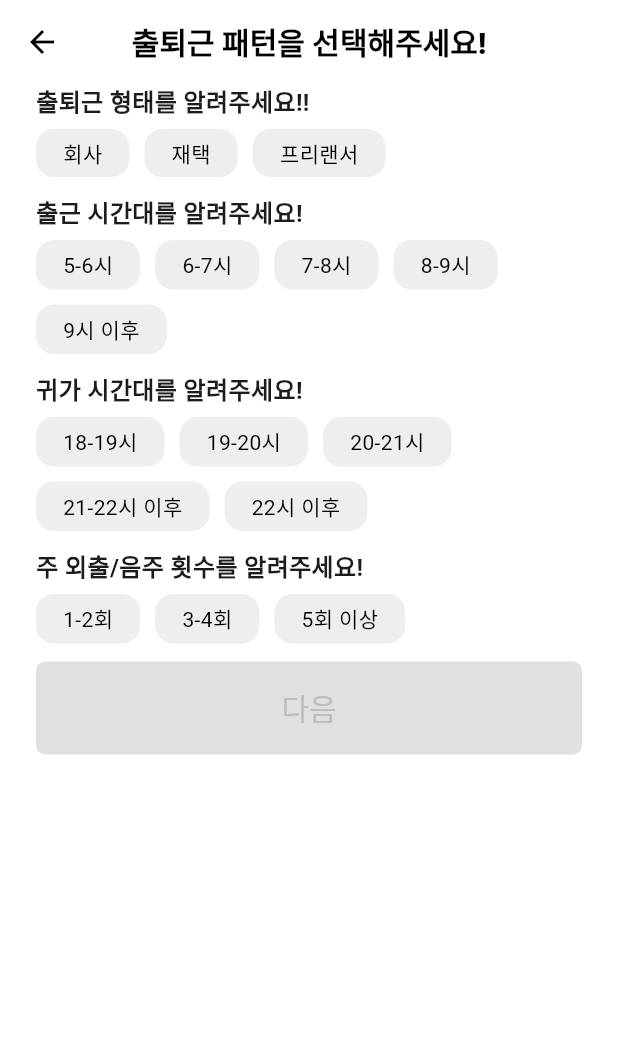
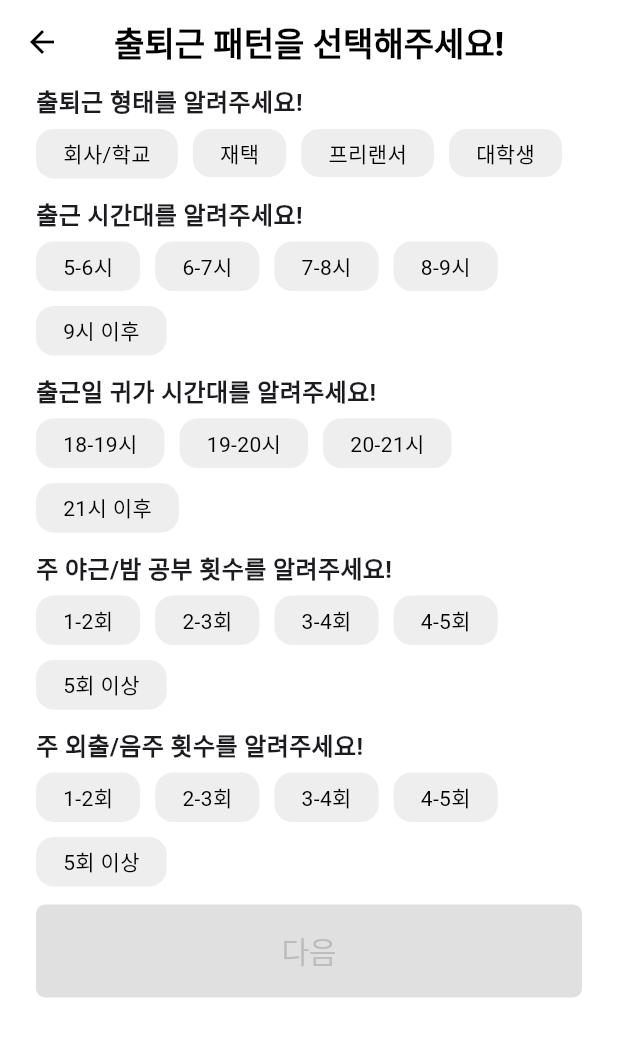
Before and after one commit to Aloha-RoomMate/RoomMate, a Flutter app: the WorkPatternScreen screen opened directly, on a phone screen of 412 x 824 dp. Shown: the top 1037 px of the screen. Run offline on Flutter 3.47's test engine with Material 3 defaults, Android fonts, the light colour scheme and no system bars.

Commit message:
출퇴근 패턴 수정_첫 리스트 이차원배열로 변경

```diff
--- a/lib/features/category/work_pattern_screen.dart
+++ b/lib/features/category/work_pattern_screen.dart
@@ -1,6 +1,7 @@
 import 'package:flutter/material.dart';
 import 'package:roommate/constants/gaps.dart';
 import 'package:roommate/constants/sizes.dart';
+import 'package:roommate/features/category/dining_habit_screen.dart';
 import 'package:roommate/features/category/widgets/category_button.dart';
 import 'package:roommate/features/category/widgets/form_button.dart';
 import 'package:roommate/features/category/work_pattern_screen.dart';
@@ -13,16 +14,24 @@ class WorkPatternScreen extends StatefulWidget {
 }
 
 class _WorkPatternScreenState extends State<WorkPatternScreen> {
-  List<bool> answeredQuestion = List.filled(4, false);
+  List<List<bool>> _selectionStates = [
+    List.filled(4, false),
+    List.filled(5, false),
+    List.filled(4, false),
+    List.filled(5, false),
+    List.filled(5, false),
+  ];
 
-  void _onChipTap(int index) {
-    answeredQuestion[index] = !answeredQuestion[index];
-    setState(() {});
+  void _onChipTap(int groupIndex, int buttonIndex) {
+    setState(() {
+      _selectionStates[groupIndex][buttonIndex] =
+          !_selectionStates[groupIndex][buttonIndex];
+    });
   }
 
   bool _checkNextButtonAvailable() {
-    for (int i = 0; i < answeredQuestion.length; i++) {
-      if (answeredQuestion[i] == false) {
+    for (final groupState in _selectionStates) {
+      if (!groupState.contains(true)) {
         return false;
       }
     }
@@ -35,7 +44,7 @@ class _WorkPatternScreenState extends State<WorkPatternScreen> {
         context,
       ).push(
         MaterialPageRoute(
-          builder: (context) => WorkPatternScreen(),
+          builder: (context) => DiningHabitScreen(),
         ),
       );
     }
@@ -48,7 +57,7 @@ class _WorkPatternScreenState extends State<WorkPatternScreen> {
         title: Text(
           '출퇴근 패턴을 선택해주세요!',
           style: TextStyle(
-            fontSize: Sizes.size20,
+            fontSize: Sizes.size20 + Sizes.size2,
           ),
         ),
         centerTitle: true,
@@ -64,7 +73,7 @@ class _WorkPatternScreenState extends State<WorkPatternScreen> {
             crossAxisAlignment: CrossAxisAlignment.start,
             children: [
               Text(
-                '출퇴근 형태를 알려주세요!!',
+                '출퇴근 형태를 알려주세요!',
                 style: TextStyle(
                   fontSize: Sizes.size16,
                   fontWeight: FontWeight.w600,
@@ -74,20 +83,13 @@ class _WorkPatternScreenState extends State<WorkPatternScreen> {
               Wrap(
                 spacing: Sizes.size10,
                 runSpacing: Sizes.size10,
-                children: [
-                  CategoryButton(
-                    text: '회사',
-                    myonTap: () => _onChipTap(0),
-                  ),
-                  CategoryButton(
-                    text: '재택',
-                    myonTap: () => _onChipTap(0),
-                  ),
-                  CategoryButton(
-                    text: '프리랜서',
-                    myonTap: () => _onChipTap(0),
-                  ),
-                ],
+                children: List.generate(4, (buttonIndex) {
+                  final textOptions = ['회사/학교', '재택', '프리랜서', '대학생'];
+                  return CategoryButton(
+                    text: textOptions[buttonIndex],
+                    myonTap: () => _onChipTap(0, buttonIndex),
+                  );
+                }),
               ),
               Gaps.v12,
               Text(
@@ -101,32 +103,17 @@ class _WorkPatternScreenState extends State<WorkPatternScreen> {
               Wrap(
                 spacing: Sizes.size10,
                 runSpacing: Sizes.size10,
-                children: [
-                  CategoryButton(
-                    text: '5-6시',
-                    myonTap: () => _onChipTap(1),
-                  ),
-                  CategoryButton(
-                    text: '6-7시',
-                    myonTap: () => _onChipTap(1),
-                  ),
-                  CategoryButton(
-                    text: '7-8시',
-                    myonTap: () => _onChipTap(1),
-                  ),
-                  CategoryButton(
-                    text: '8-9시',
-                    myonTap: () => _onChipTap(1),
-                  ),
-                  CategoryButton(
-                    text: '9시 이후',
-                    myonTap: () => _onChipTap(1),
-                  ),
-                ],
+                children: List.generate(5, (buttonIndex) {
+                  final textOptions = ['5-6시', '6-7시', '7-8시', '8-9시', '9시 이후'];
+                  return CategoryButton(
+                    text: textOptions[buttonIndex],
+                    myonTap: () => _onChipTap(1, buttonIndex),
+                  );
+                }),
               ),
               Gaps.v12,
               Text(
-                '귀가 시간대를 알려주세요!',
+                '출근일 귀가 시간대를 알려주세요!',
                 style: TextStyle(
                   fontSize: Sizes.size16,
                   fontWeight: FontWeight.w600,
@@ -136,28 +123,39 @@ class _WorkPatternScreenState extends State<WorkPatternScreen> {
               Wrap(
                 spacing: Sizes.size10,
                 runSpacing: Sizes.size10,
-                children: [
-                  CategoryButton(
-                    text: '18-19시',
-                    myonTap: () => _onChipTap(2),
-                  ),
-                  CategoryButton(
-                    text: '19-20시',
-                    myonTap: () => _onChipTap(2),
-                  ),
-                  CategoryButton(
-                    text: '20-21시',
-                    myonTap: () => _onChipTap(2),
-                  ),
-                  CategoryButton(
-                    text: '21-22시 이후',
-                    myonTap: () => _onChipTap(2),
-                  ),
-                  CategoryButton(
-                    text: '22시 이후',
-                    myonTap: () => _onChipTap(2),
-                  ),
-                ],
+                children: List.generate(4, (buttonIndex) {
+                  final textOptions = ['18-19시', '19-20시', '20-21시', '21시 이후'];
+                  return CategoryButton(
+                    text: textOptions[buttonIndex],
+                    myonTap: () => _onChipTap(2, buttonIndex),
+                  );
+                }),
+              ),
+              Gaps.v12,
+              Text(
+                '주 야근/밤 공부 횟수를 알려주세요!',
+                style: TextStyle(
+                  fontSize: Sizes.size16,
+                  fontWeight: FontWeight.w600,
+                ),
+              ),
+              Gaps.v6,
+              Wrap(
+                spacing: Sizes.size10,
+                runSpacing: Sizes.size10,
+                children: List.generate(5, (buttonIndex) {
+                  final textOptions = [
+                    '1-2회',
+                    '2-3회',
+                    '3-4회',
+                    '4-5회',
+                    '5회 이상',
+                  ];
+                  return CategoryButton(
+                    text: textOptions[buttonIndex],
+                    myonTap: () => _onChipTap(3, buttonIndex),
+                  );
+                }),
               ),
               Gaps.v12,
               Text(
@@ -171,20 +169,13 @@ class _WorkPatternScreenState extends State<WorkPatternScreen> {
               Wrap(
                 spacing: Sizes.size10,
                 runSpacing: Sizes.size10,
-                children: [
-                  CategoryButton(
-                    text: '1-2회',
-                    myonTap: () => _onChipTap(3),
-                  ),
-                  CategoryButton(
-                    text: '3-4회',
-                    myonTap: () => _onChipTap(3),
-                  ),
-                  CategoryButton(
-                    text: '5회 이상',
-                    myonTap: () => _onChipTap(3),
-                  ),
-                ],
+                children: List.generate(5, (buttonIndex) {
+                  final textOptions = ['1-2회', '2-3회', '3-4회', '4-5회', '5회 이상'];
+                  return CategoryButton(
+                    text: textOptions[buttonIndex],
+                    myonTap: () => _onChipTap(4, buttonIndex),
+                  );
+                }),
               ),
               Gaps.v12,
               GestureDetector(
```
